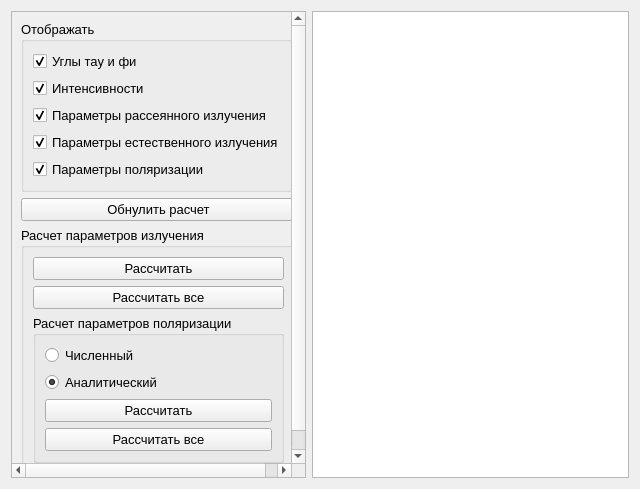
This is calc12window.ui in astroidis/stokes-ui as Qt 5 draws it before an edit. The edited form follows.
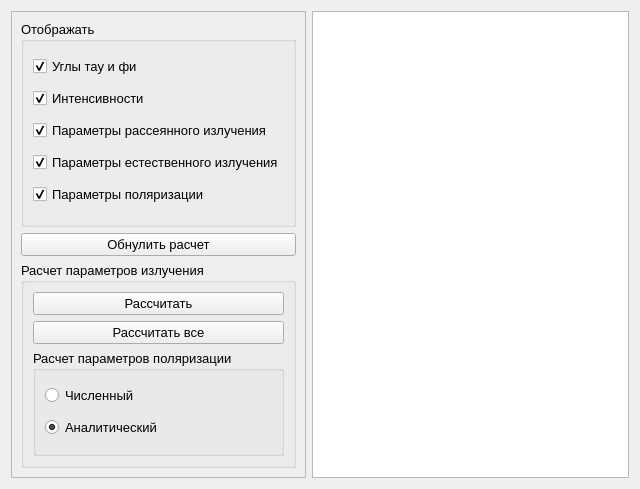
This is the edited form.

```diff
--- a/calc12window.ui
+++ b/calc12window.ui
@@ -36,7 +36,7 @@
           <x>0</x>
           <y>0</y>
           <width>287</width>
-          <height>487</height>
+          <height>459</height>
          </rect>
         </property>
         <property name="sizePolicy">
@@ -181,20 +181,6 @@
                  </property>
                 </widget>
                </item>
-               <item>
-                <widget class="QPushButton" name="pCalcButton">
-                 <property name="text">
-                  <string>Рассчитать</string>
-                 </property>
-                </widget>
-               </item>
-               <item>
-                <widget class="QPushButton" name="pCalcAllButton">
-                 <property name="text">
-                  <string>Рассчитать все</string>
-                 </property>
-                </widget>
-               </item>
               </layout>
              </widget>
             </item>
```
Left out of the diff: 2 changed lines with no effect on the pictures.
